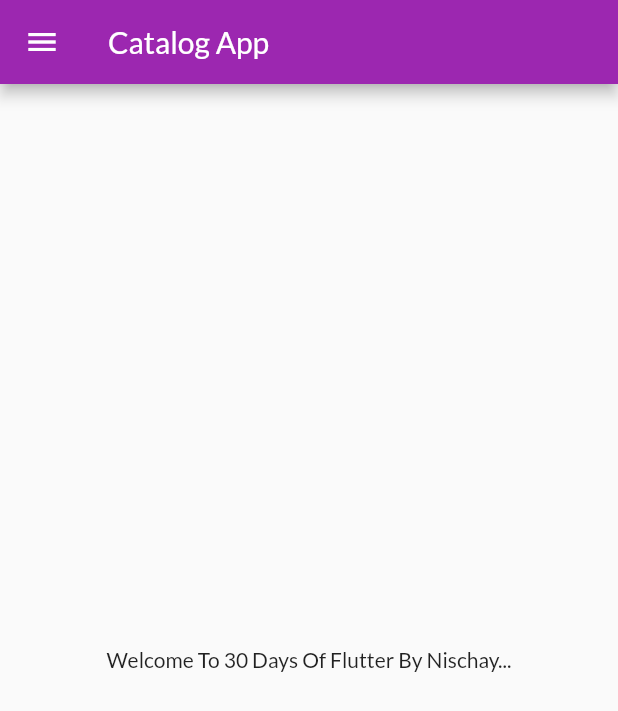
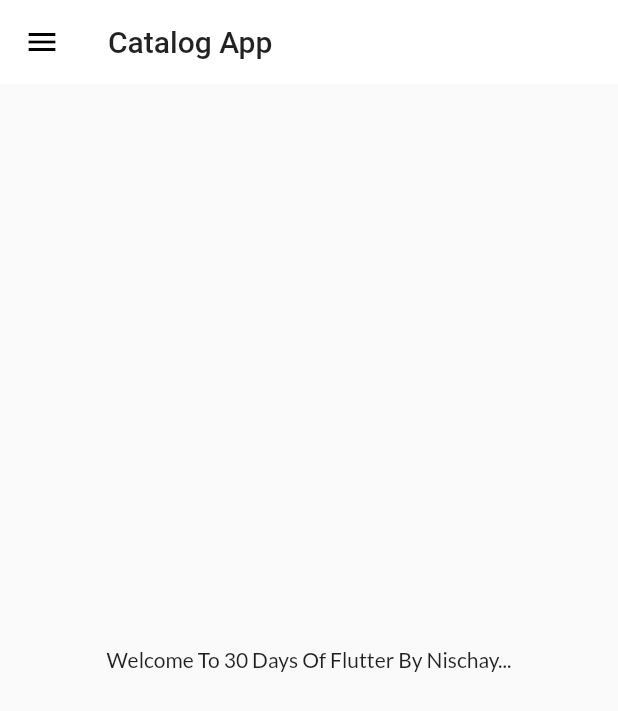
Before and after one commit to inischay/Flutter, a Flutter app: the HomePage screen opened by its route, on a phone screen of 412 x 824 dp. Shown: the top 711 px of the screen. Run offline on Flutter 3.47's test engine with Material 2 defaults, Android fonts, the phone set to English and light mode, and no system bars; our stand-ins replace google_fonts.

Commit message:
themes extracted

```diff
--- a/lib/pages/home_page.dart
+++ b/lib/pages/home_page.dart
@@ -11,8 +11,11 @@ class HomePage extends StatelessWidget {
   Widget build(BuildContext context) {
     return Scaffold(
       appBar: AppBar(
+        // backgroundColor: Colors.white,
+        // elevation: 0.0,    //shadow
+        // iconTheme: IconThemeData(color: Colors.black),
         // ignore: prefer_const_constructors
-        title: Text("Catalog App"),
+        title: Text("Catalog App", ),
       ),
       body: Center(
         child: Text("Welcome To $days Days Of Flutter By $name..."),
--- /dev/null
+++ b/lib/widgets/themes.dart
@@ -0,0 +1,20 @@
+import 'package:flutter/material.dart';
+import 'package:google_fonts/google_fonts.dart';
+
+class MyTheme {
+  static ThemeData lightTheme(BuildContext context) => ThemeData(
+        primarySwatch: Colors.purple,
+        fontFamily: GoogleFonts.lato().fontFamily,
+        appBarTheme: AppBarTheme(
+            color: Colors.white,
+            elevation: 0.0,
+            iconTheme: IconThemeData(color: Colors.black),
+            //toolbarTextStyle: Theme.of(context).textTheme.bodyText2,
+            titleTextStyle: Theme.of(context).textTheme.headline6),
+      );
+
+
+  static ThemeData darkTheme(BuildContext context) => ThemeData(
+        brightness: Brightness.dark,
+      );
+}
```
Also changed, not shown: lib/main.dart (+6 -7 lines).
